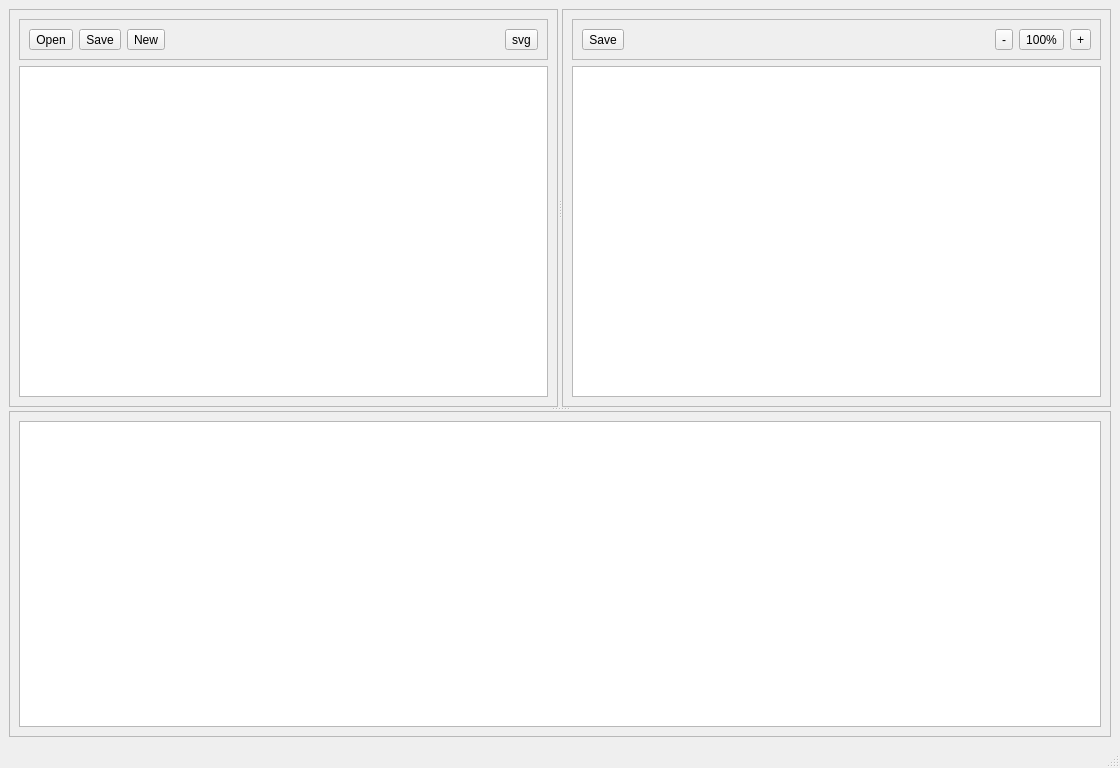
Qt form bpmn-svg/src/bpmn-svg.ui (AsifKHasan/visualization-explorations) before a commit.
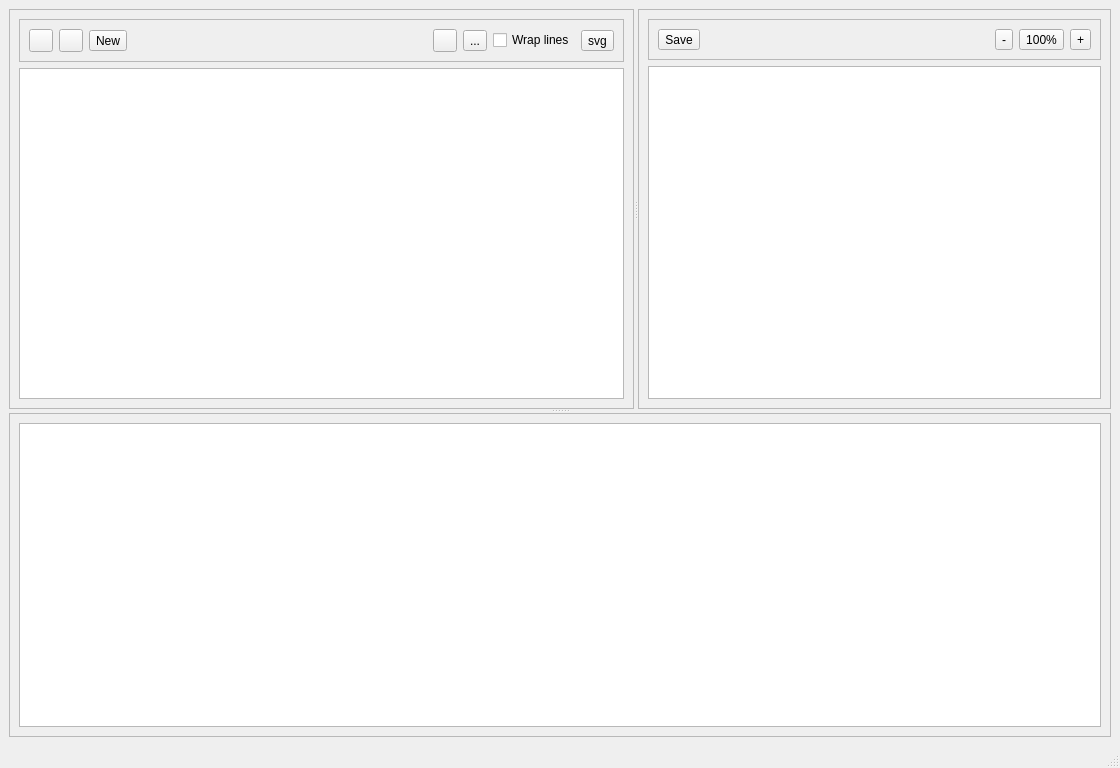
The same form after that commit. Icons and pictures are not drawn.

```diff
--- a/bpmn-svg/src/bpmn-svg.ui
+++ b/bpmn-svg/src/bpmn-svg.ui
@@ -65,6 +65,9 @@
              <property name="styleSheet">
               <string notr="true">background-color: '#f8f8f8'</string>
              </property>
+             <property name="lineWrapMode">
+              <enum>QPlainTextEdit::NoWrap</enum>
+             </property>
             </widget>
            </item>
            <item row="0" column="0">
@@ -91,17 +94,28 @@
                  <string>Open a bpmn file</string>
                 </property>
                 <property name="text">
-                 <string>Open</string>
+                 <string/>
+                </property>
+                <property name="icon">
+                 <iconset>
+                  <normaloff>resources/open-bpmn.png</normaloff>resources/open-bpmn.png</iconset>
                 </property>
                 <property name="shortcut">
                  <string>Ctrl+O</string>
                 </property>
+                <property name="toolButtonStyle">
+                 <enum>Qt::ToolButtonIconOnly</enum>
+                </property>
                </widget>
               </item>
               <item>
                <widget class="QToolButton" name="button_save_file">
                 <property name="text">
-                 <string>Save</string>
+                 <string/>
+                </property>
+                <property name="icon">
+                 <iconset>
+                  <normaloff>resources/save-bpmn.png</normaloff>resources/save-bpmn.png</iconset>
                 </property>
                 <property name="shortcut">
                  <string>Ctrl+S</string>
@@ -131,8 +145,43 @@
                 </property>
                </spacer>
               </item>
+              <item>
+               <widget class="QToolButton" name="button_decrease">
+                <property name="text">
+                 <string/>
+                </property>
+                <property name="icon">
+                 <iconset>
+                  <normaloff>resources/decrease.webp</normaloff>resources/decrease.webp</iconset>
+                </property>
+               </widget>
+              </item>
+              <item>
+               <widget class="QToolButton" name="button_increase">
+                <property name="text">
+                 <string>...</string>
+                </property>
+                <property name="icon">
+                 <iconset>
+                  <normaloff>resources/increase.png</normaloff>resources/increase.png</iconset>
+                </property>
+               </widget>
+              </item>
+              <item>
+               <widget class="QCheckBox" name="check_linewrap">
+                <property name="text">
+                 <string>Wrap lines</string>
+                </property>
+                <property name="checked">
+                 <bool>false</bool>
+                </property>
+               </widget>
+              </item>
               <item>
                <widget class="QToolButton" name="button_generate">
+                <property name="styleSheet">
+                 <string notr="true">background-color: '#e0e0e0'</string>
+                </property>
                 <property name="text">
                  <string>svg</string>
                 </property>
```
Left out of the diff: 32 changed lines with no effect on the pictures.
